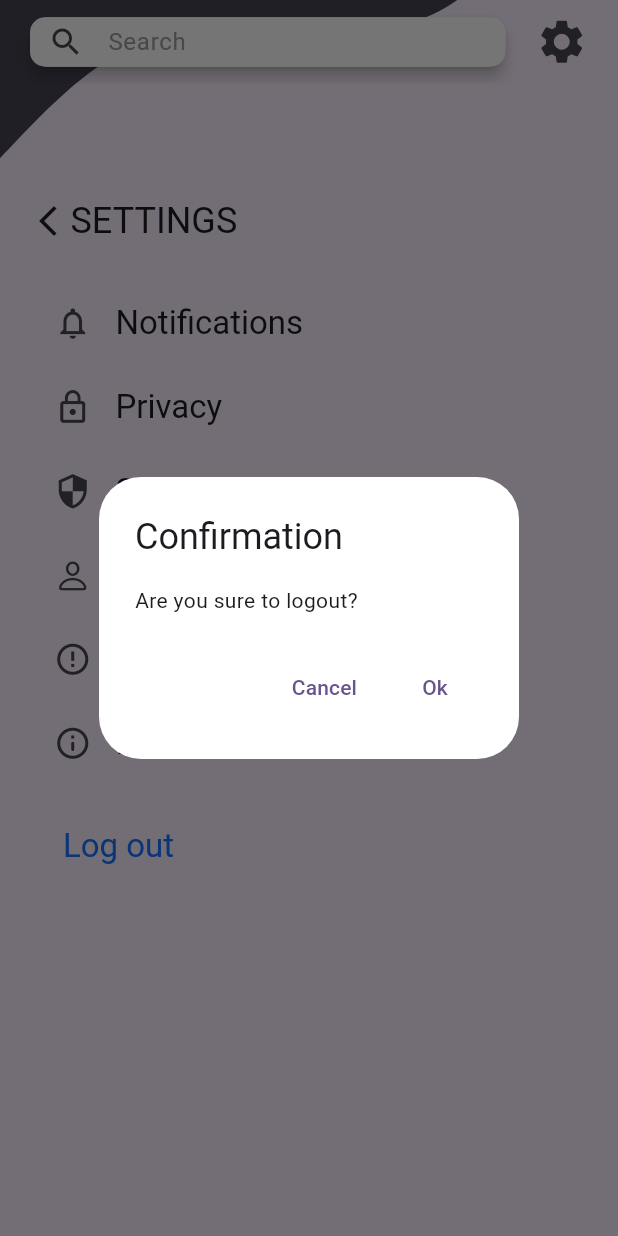
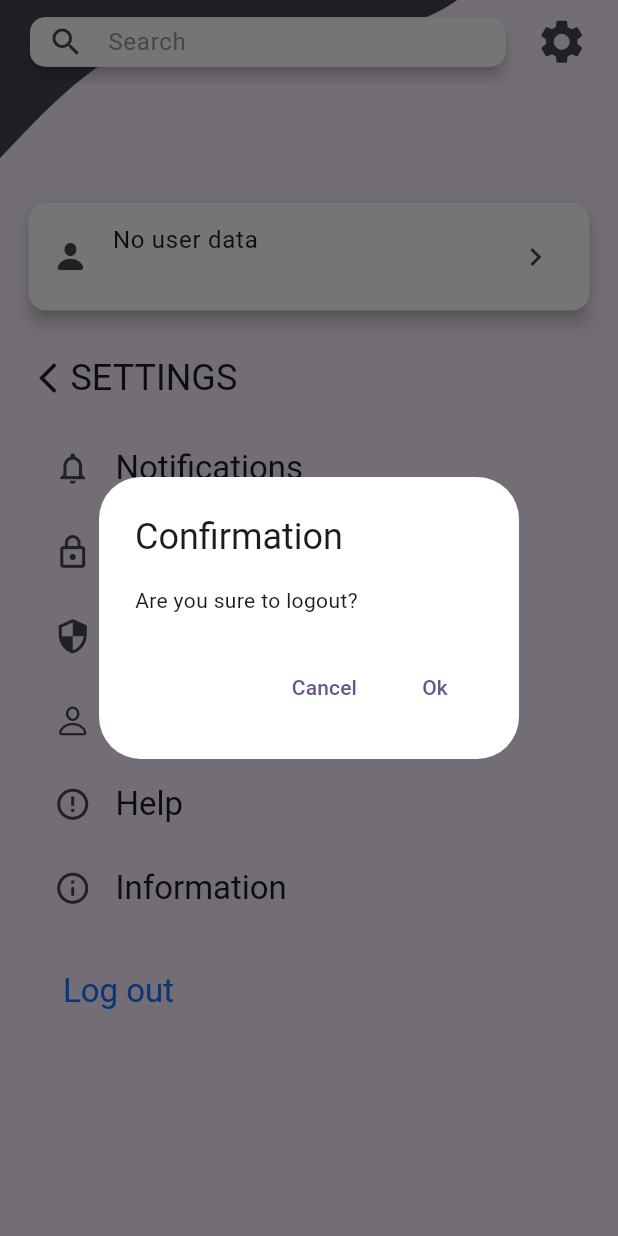
Before and after one commit to paraspithadiya10/Coupon_app, a Flutter app: the ProfileScreen screen opened directly, after a tap on "Log out", on a phone screen of 412 x 824 dp. Run offline on Flutter 3.47's test engine with Material 3 defaults, Android fonts, the phone set to English and light mode, and no system bars; our stand-ins replace flutter_svg, shared_preferences, sqflite; accounts and stored records are empty; project files that could hold a hidden picture were left out.

Commit message:
display current user in profile screen using id of user

```diff
--- a/lib/data/local/db_helper.dart
+++ b/lib/data/local/db_helper.dart
@@ -82,21 +82,12 @@ class DbHelper {
   }
 
   // get user by email
-  Future<dynamic> getUserByStoredEmail() async {
+  Future<List<Map<String, Object?>>> getUserByStoredId() async {
     var sharedPref = await SharedPreferences.getInstance();
-    final email = sharedPref.getString(keyEmail);
+    final userId = sharedPref.getInt(keyUserId);
     var db = await getDB();
     var userData =
-        await db.query(userTable, where: '$userEmail = ?', whereArgs: [email]);
-
-    return userData;
-  }
-
-  // get user by email
-  Future<dynamic> getUserByEmail({required String email}) async {
-    var db = await getDB();
-    var userData =
-        await db.query(userTable, where: '$userEmail = ?', whereArgs: [email]);
+        await db.query(userTable, where: '$userId = ?', whereArgs: [userId]);
 
     return userData;
   }
--- a/lib/data/preferences/pref_keys.dart
+++ b/lib/data/preferences/pref_keys.dart
@@ -1,2 +1,2 @@
 const String keyLogin = "login";
-const String keyEmail = "emnail";
+const String keyUserId = "userId";
--- a/lib/screens/login_screen.dart
+++ b/lib/screens/login_screen.dart
@@ -20,6 +20,8 @@ class LoginScreenState extends State<LoginScreen> {
   DbHelper? dbRef;
   final _formKey = GlobalKey<FormState>();
 
+  List<Map<String, dynamic>> user = [];
+
   @override
   void initState() {
     super.initState();
@@ -27,17 +29,17 @@ class LoginScreenState extends State<LoginScreen> {
   }
 
   Future<bool> isUserAvailable() async {
-    final userList = await dbRef!.getUser(
+    user = await dbRef!.getUser(
         emailController.text.toString(), passwordController.text.toString());
 
-    return userList.isNotEmpty;
+    return user.isNotEmpty;
   }
 
   void doLogin() async {
     // User found, proceed with login
     var sharedPref = await SharedPreferences.getInstance();
     await sharedPref.setBool(keyLogin, true);
-    await sharedPref.setString(keyEmail, emailController.text);
+    await sharedPref.setInt(keyUserId, user.first['id']);
 
     if (!mounted) return;
     Navigator.pushReplacement(
--- a/lib/screens/profile_screen.dart
+++ b/lib/screens/profile_screen.dart
@@ -1,6 +1,7 @@
 import 'package:demo_app/data/local/db_helper.dart';
 import 'package:demo_app/data/preferences/pref_keys.dart';
 import 'package:demo_app/screens/login_screen.dart';
+import 'package:demo_app/widgets/profile_listtile_widget.dart';
 import 'package:flutter/cupertino.dart';
 import 'package:flutter/material.dart';
 import 'package:flutter_svg/svg.dart';
@@ -15,12 +16,28 @@ class ProfileScreen extends StatefulWidget {
 
 class _ProfileScreenState extends State<ProfileScreen> {
   DbHelper? dbRef;
+  List<Map<String, Object?>> currentUser = [];
+
+  @override
+  void initState() {
+    super.initState();
+    dbRef = DbHelper.getInstance;
+    getCurrentUser();
+  }
+
+  Future<List<Map<String, Object?>>> getCurrentUser() async {
+    currentUser = await dbRef!.getUserByStoredId();
+    setState(() {});
+    return currentUser;
+  }
 
   void deleteAccount() async {
     var sharedPref = await SharedPreferences.getInstance();
-    sharedPref.setBool(keyLogin, false);
+    await sharedPref.setBool(keyLogin, false);
+
+    if (!mounted) return;
     Navigator.pushReplacement(
-        context, MaterialPageRoute(builder: (context) => LoginScreen()));
+        context, MaterialPageRoute(builder: (context) => const LoginScreen()));
   }
 
   @override
@@ -28,13 +45,14 @@ class _ProfileScreenState extends State<ProfileScreen> {
     final double height = MediaQuery.sizeOf(context).height;
     final double width = MediaQuery.sizeOf(context).width;
 
-    List<ProfileList> profileMenuList = <ProfileList>[
-      ProfileList(icon: Icons.notifications_outlined, label: 'Notifications'),
-      ProfileList(icon: Icons.lock_outline, label: 'Privacy'),
-      ProfileList(icon: Icons.security_outlined, label: 'Security'),
-      ProfileList(icon: CupertinoIcons.person, label: 'My Account'),
-      ProfileList(icon: Icons.error_outline, label: 'Help'),
-      ProfileList(icon: Icons.info_outline_rounded, label: 'Information')
+    List<ProfileMenuList> profileMenuList = <ProfileMenuList>[
+      ProfileMenuList(
+          icon: Icons.notifications_outlined, label: 'Notifications'),
+      ProfileMenuList(icon: Icons.lock_outline, label: 'Privacy'),
+      ProfileMenuList(icon: Icons.security_outlined, label: 'Security'),
+      ProfileMenuList(icon: CupertinoIcons.person, label: 'My Account'),
+      ProfileMenuList(icon: Icons.error_outline, label: 'Help'),
+      ProfileMenuList(icon: Icons.info_outline_rounded, label: 'Information')
     ];
 
     return Scaffold(
@@ -44,9 +62,18 @@ class _ProfileScreenState extends State<ProfileScreen> {
           crossAxisAlignment: CrossAxisAlignment.start,
           children: [
             _customAppBarUI(height, width),
+            if (currentUser.isNotEmpty)
+              ProfileListTile(
+                  title: '${currentUser.first['username']}',
+                  subtitle: '${currentUser.first['email']}')
+            else
+              ProfileListTile(title: 'No user data', subtitle: ''),
+            SizedBox(
+              height: height * 0.03,
+            ),
             _settingTitleUI(context),
             SizedBox(
-              height: height * 0.03,
+              height: height * 0.02,
             ),
             Container(
               padding: EdgeInsets.only(left: 20),
@@ -171,8 +198,8 @@ class _ProfileScreenState extends State<ProfileScreen> {
   }
 }
 
-class ProfileList {
-  const ProfileList({required this.icon, required this.label});
+class ProfileMenuList {
+  const ProfileMenuList({required this.icon, required this.label});
 
   final IconData icon;
   final String label;
--- a/lib/screens/sign_up_screen.dart
+++ b/lib/screens/sign_up_screen.dart
@@ -29,12 +29,22 @@ class _SignUpScreenState extends State<SignUpScreen> {
     final userExists =
         existingUsers.any((user) => user['email'] == emailController.text);
 
+    final userNameExists =
+        existingUsers.any((user) => user['username'] == nameController.text);
+
     if (!mounted) return; // Add mounted check
 
     if (userExists) {
       ScaffoldMessenger.of(context).showSnackBar(
         const SnackBar(
           content: Text('User with this email already exists'),
+          backgroundColor: Colors.red,
+        ),
+      );
+    } else if (userNameExists) {
+      ScaffoldMessenger.of(context).showSnackBar(
+        const SnackBar(
+          content: Text('This username is not available, please try to change'),
           backgroundColor: Colors.red,
         ),
       );
--- /dev/null
+++ b/lib/widgets/profile_listtile_widget.dart
@@ -0,0 +1,27 @@
+import 'package:flutter/cupertino.dart';
+import 'package:flutter/material.dart';
+
+class ProfileListTile extends StatelessWidget {
+  const ProfileListTile(
+      {super.key, required this.title, required this.subtitle});
+
+  final String title;
+  final String subtitle;
+
+  @override
+  Widget build(BuildContext context) {
+    return Padding(
+      padding: const EdgeInsets.symmetric(horizontal: 15.0),
+      child: Card(
+        color: Colors.white,
+        elevation: 5,
+        child: ListTile(
+          leading: Icon(CupertinoIcons.person_fill),
+          title: Text(title),
+          subtitle: Text(subtitle),
+          trailing: Icon(Icons.navigate_next),
+        ),
+      ),
+    );
+  }
+}
```
